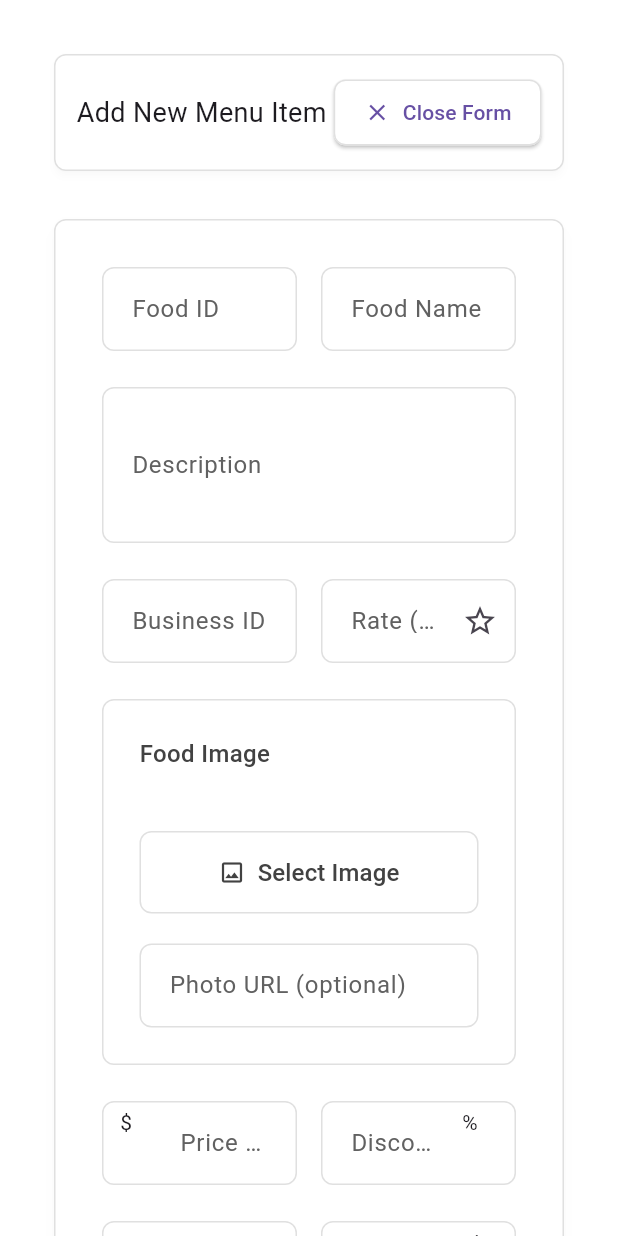
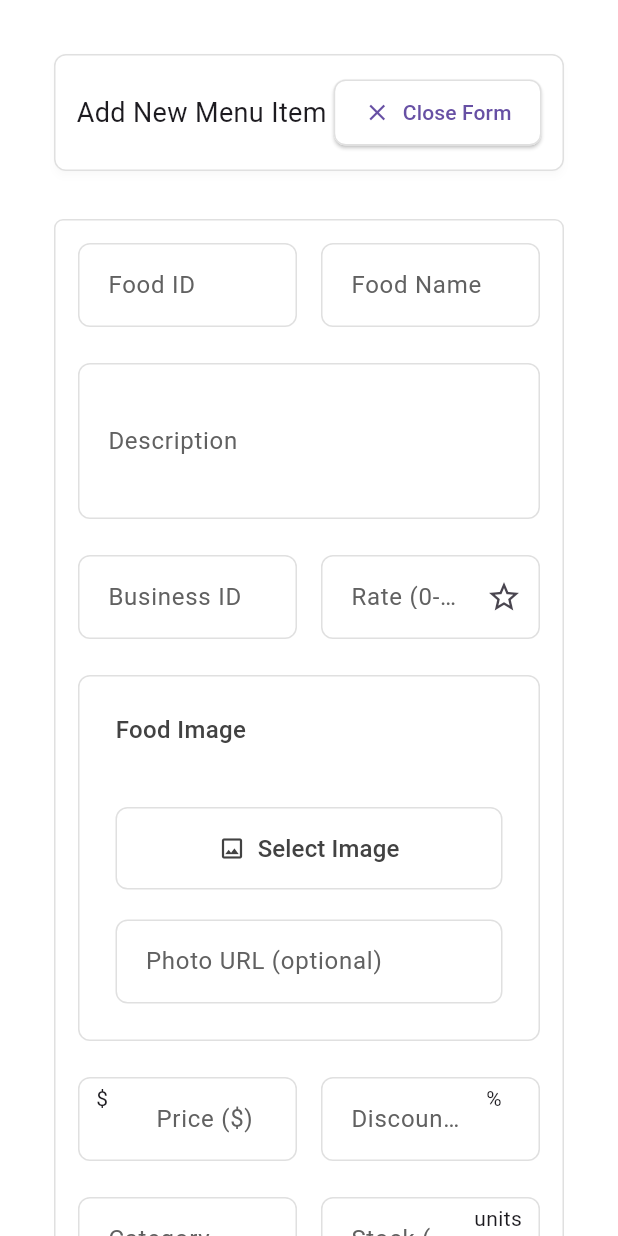
Before and after one commit to thereallexluttor/Orderly_v0.1, a Flutter app: the MenuScreen screen opened directly, after a tap on "Add Item", on a phone screen of 412 x 824 dp. Run offline on Flutter 3.47's test engine with Material 3 defaults, Android fonts, the phone set to English and light mode, and no system bars; our stand-ins replace flutter_dotenv, image_picker, supabase_flutter; accounts and stored records are empty.

Commit message:
the best that i have for now

```diff
--- a/lib/presentation/screens/menu/components/menu_form.dart
+++ b/lib/presentation/screens/menu/components/menu_form.dart
@@ -110,18 +110,20 @@ class _MenuFormState extends State<MenuForm> {
   @override
   Widget build(BuildContext context) {
     return Card(
-      elevation: 4,
-      shadowColor: Colors.black.withOpacity(0.1),
+      elevation: 0,
       color: Colors.white,
       shape: RoundedRectangleBorder(
-        borderRadius: BorderRadius.circular(8),
+        borderRadius: BorderRadius.circular(6),
         side: BorderSide(color: Colors.grey[300]!),
       ),
       child: SingleChildScrollView(
-        padding: const EdgeInsets.all(32.0),
-        child: Form(
-          key: _controller.formKey,
+        padding: const EdgeInsets.all(16),
+        child: ConstrainedBox(
+          constraints: BoxConstraints(
+            maxWidth: MediaQuery.of(context).size.width * 0.3,
+          ),
           child: Column(
+            mainAxisSize: MainAxisSize.min,
             crossAxisAlignment: CrossAxisAlignment.stretch,
             children: [
               _buildBasicInfo(),
```
Also changed, not shown: lib/presentation/screens/menu/components/category_items_content.dart (+21 -3 lines).
